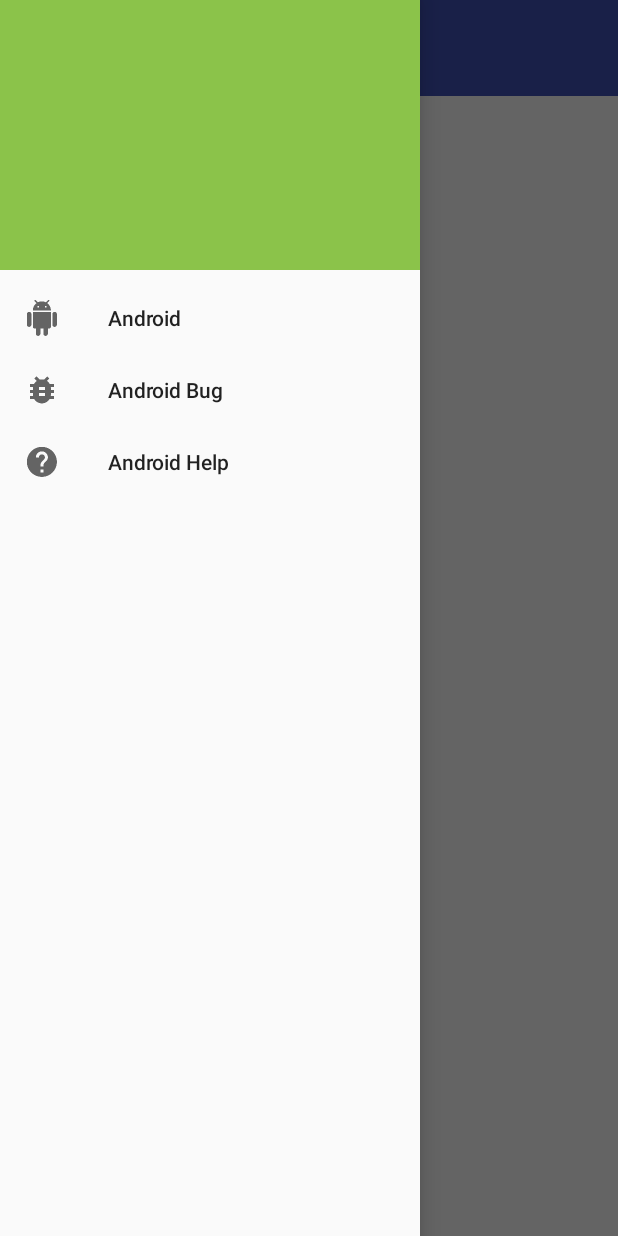
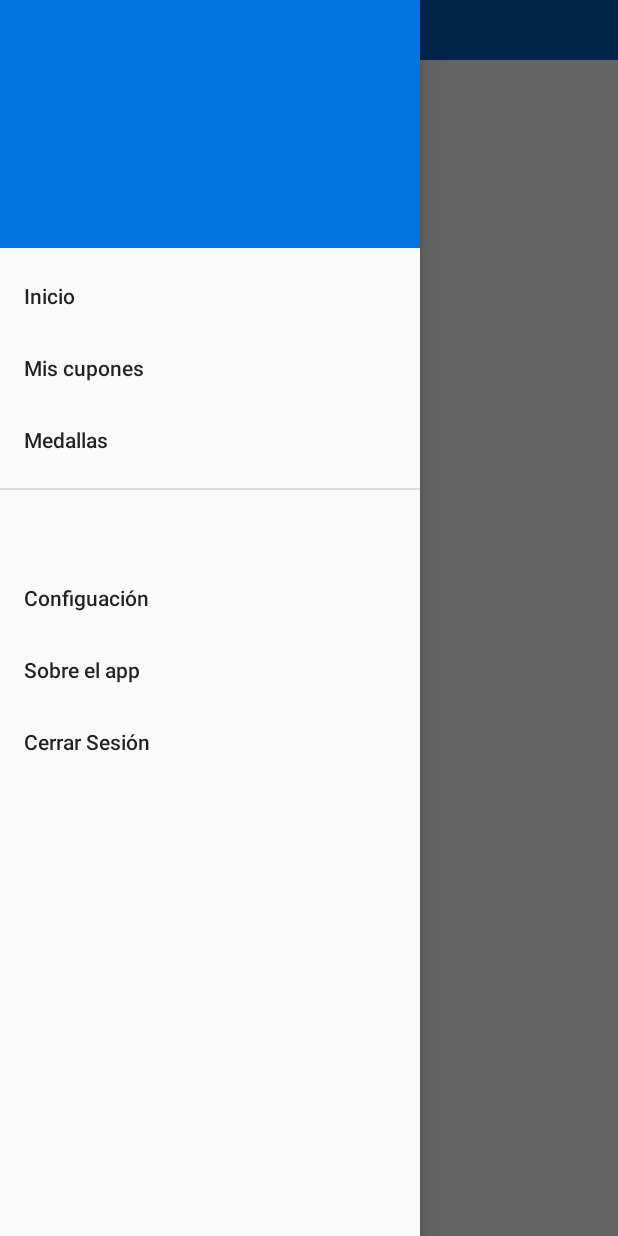
Before and after one commit to jpjordan10/CupOferta, an Android app: the fragment ConfiguracionFragment placed in its activity, with the side drawer open, on a phone screen of 412 x 824 dp. Run offline under Robolectric (Android 15) with nearby library versions, the phone set to English and light mode, and no system bars; 1 statement that could not run was skipped.

Commit message:
Update Navigation Drawer/color

```diff
--- a/app/src/main/java/com/mighty/cupoferta/ui/fragments/ConfiguracionFragment.java
+++ b/app/src/main/java/com/mighty/cupoferta/ui/fragments/ConfiguracionFragment.java
@@ -64,8 +64,12 @@ public class ConfiguracionFragment extends Fragment {
     @Override
     public View onCreateView(LayoutInflater inflater, ViewGroup container,
                              Bundle savedInstanceState) {
+        View rootView = inflater.inflate(R.layout.fragment_configuracion, container,
+                false);
+        getActivity().setTitle(R.string.configuracion);
+        return rootView;
         // Inflate the layout for this fragment
-        return inflater.inflate(R.layout.fragment_configuracion, container, false);
+        // return inflater.inflate(R.layout.fragment_configuracion, container, false);
     }
 
     @Override
--- a/app/src/main/java/com/mighty/cupoferta/ui/fragments/MedallasFragment.java
+++ b/app/src/main/java/com/mighty/cupoferta/ui/fragments/MedallasFragment.java
@@ -64,8 +64,12 @@ public class MedallasFragment extends Fragment {
     @Override
     public View onCreateView(LayoutInflater inflater, ViewGroup container,
                              Bundle savedInstanceState) {
+        View rootView = inflater.inflate(R.layout.fragment_medallas, container,
+                false);
+        getActivity().setTitle(R.string.medallas);
+        return rootView;
         // Inflate the layout for this fragment
-        return inflater.inflate(R.layout.fragment_medallas, container, false);
+        //return inflater.inflate(R.layout.fragment_medallas, container, false);
     }
 
 
--- a/app/src/main/java/com/mighty/cupoferta/ui/fragments/MisCuponesFragment.java
+++ b/app/src/main/java/com/mighty/cupoferta/ui/fragments/MisCuponesFragment.java
@@ -64,8 +64,12 @@ public class MisCuponesFragment extends Fragment {
     @Override
     public View onCreateView(LayoutInflater inflater, ViewGroup container,
                              Bundle savedInstanceState) {
+        View rootView = inflater.inflate(R.layout.fragment_mis_cupones, container,
+                false);
+        getActivity().setTitle(R.string.miscupones);
+        return rootView;
         // Inflate the layout for this fragment
-        return inflater.inflate(R.layout.fragment_mis_cupones, container, false);
+        //return inflater.inflate(R.layout.fragment_mis_cupones, container, false);
     }
 
 
--- a/app/src/main/res/layout/header.xml
+++ b/app/src/main/res/layout/header.xml
@@ -1,10 +1,12 @@
 <?xml version="1.0" encoding="utf-8"?>
 <LinearLayout xmlns:android="http://schemas.android.com/apk/res/android"
-    android:orientation="vertical" android:layout_width="match_parent"
-    android:layout_height="match_parent">
+    android:layout_width="match_parent"
+    android:layout_height="match_parent"
+    android:orientation="vertical">
+
     <ImageView
         android:layout_width="match_parent"
         android:layout_height="match_parent"
-        android:background="#8BC34A"
-        android:minHeight="180dp"/>
+        android:background="@color/colorHeader"
+        android:minHeight="165dp" />
 </LinearLayout>
--- a/app/src/main/res/layout/toolbar.xml
+++ b/app/src/main/res/layout/toolbar.xml
@@ -2,6 +2,6 @@
 <android.support.v7.widget.Toolbar xmlns:android="http://schemas.android.com/apk/res/android"
     xmlns:app="http://schemas.android.com/apk/res-auto"
     android:layout_width="match_parent"
-    android:layout_height="64dp"
-    app:theme="@style/ThemeOverlay.AppCompat.Dark.ActionBar"
-    android:background="@color/colorPrimary"/>
+    android:layout_height="40dp"
+    android:background="@color/colorPrimary"
+    app:theme="@style/ThemeOverlay.AppCompat.Dark.ActionBar" />
--- a/app/src/main/res/menu/menu_nav.xml
+++ b/app/src/main/res/menu/menu_nav.xml
@@ -1,26 +1,35 @@
 <?xml version="1.0" encoding="utf-8"?>
 <menu xmlns:android="http://schemas.android.com/apk/res/android">
-
     <group android:checkableBehavior="single">
-
         <item
-            android:id="@+id/menuAndroid"
+            android:id="@+id/menuInicio"
             android:checked="false"
-            android:icon="@drawable/ic_android_black_48dp"
-            android:title="Android" />
-
+            android:title="@string/inicio" />
         <item
-            android:id="@+id/menuAndroidBug"
+            android:id="@+id/menuCupones"
             android:checked="false"
-            android:icon="@drawable/ic_bug_report_black_48dp"
-            android:title="Android Bug" />
-
+            android:title="@string/miscupones" />
         <item
-            android:id="@+id/menuAndroidHelp"
+            android:id="@+id/menuMedallas"
             android:checked="false"
-            android:icon="@drawable/ic_help_black_48dp"
-            android:title="Android Help" />
-
-
+            android:title="@string/medallas" />
+        <item
+            android:id="@+id/footer"
+            android:title="">
+            <menu>
+                <item
+                    android:id="@+id/menuConfiguracion"
+                    android:checked="false"
+                    android:title="@string/configuracion" />
+                <item
+                    android:id="@+id/menuApp"
+                    android:checked="false"
+                    android:title="@string/sobreapp" />
+                <item
+                    android:id="@+id/cerrarSesion"
+                    android:checked="false"
+                    android:title="@string/salir" />
+            </menu>
+        </item>
     </group>
 </menu>
--- a/app/src/main/res/values-v21/styles.xml
+++ b/app/src/main/res/values-v21/styles.xml
@@ -13,7 +13,6 @@
         <item name="android:colorPrimary">@color/colorPrimary</item>
         <item name="android:colorPrimaryDark">@color/colorPrimaryDark</item>
         <item name="android:statusBarColor">@android:color/transparent</item>
-        <!-- Customize your theme here. -->
     </style>
 
 </resources>
--- a/app/src/main/res/values/colors.xml
+++ b/app/src/main/res/values/colors.xml
@@ -1,6 +1,7 @@
 <?xml version="1.0" encoding="utf-8"?>
 <resources>
-    <color name="colorPrimary">#3F51B5</color>
-    <color name="colorPrimaryDark">#303F9F</color>
+    <color name="colorPrimary">#045FB4</color>
+    <color name="colorPrimaryDark">#045FB4</color>
     <color name="colorAccent">#FF4081</color>
+    <color name="colorHeader">#0174DF</color>
 </resources>
--- a/app/src/main/res/values/strings.xml
+++ b/app/src/main/res/values/strings.xml
@@ -3,4 +3,13 @@
     <string name="closeDrawer">Navigation View</string>
     <string name="openDrawer">Navigation View Closed</string>
     <string name="ingresar">Ingresar</string>
+    <string name="inicio">Inicio</string>
+    <string name="miscupones">Mis cupones</string>
+    <string name="medallas">Medallas</string>
+    <string name="configuracion">Configuación</string>
+    <string name="sobreapp">Sobre el app</string>
+    <string name="salir">Cerrar Sesión</string>
+
+    <!-- TODO: Remove or change this placeholder text -->
+    <string name="hello_blank_fragment">Hello blank fragment</string>
 </resources>
```
Also changed, not shown: app/src/main/java/com/mighty/cupoferta/MainActivity.java (+10 -0 lines), app/src/main/java/com/mighty/cupoferta/NavigationActivity.java (+25 -6 lines), app/src/main/res/layout/fragment_configuracion.xml (+4 -6 lines), app/src/main/res/layout/fragment_medallas.xml (+4 -6 lines), app/src/main/res/layout/fragment_mis_cupones.xml (+4 -6 lines).
